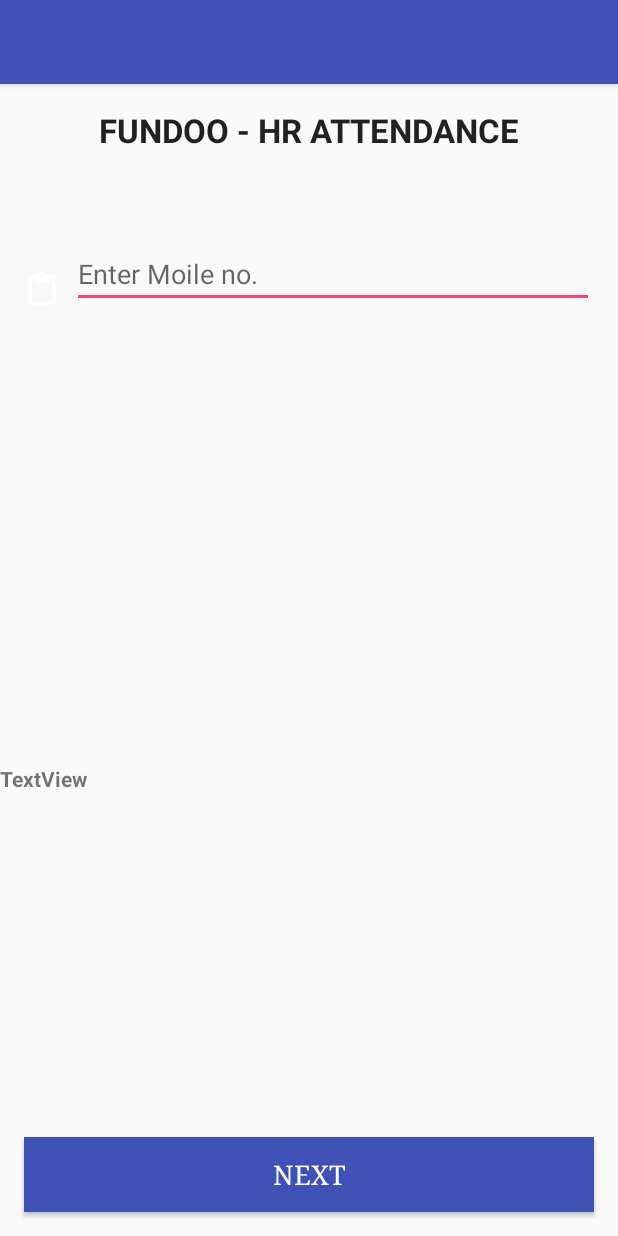
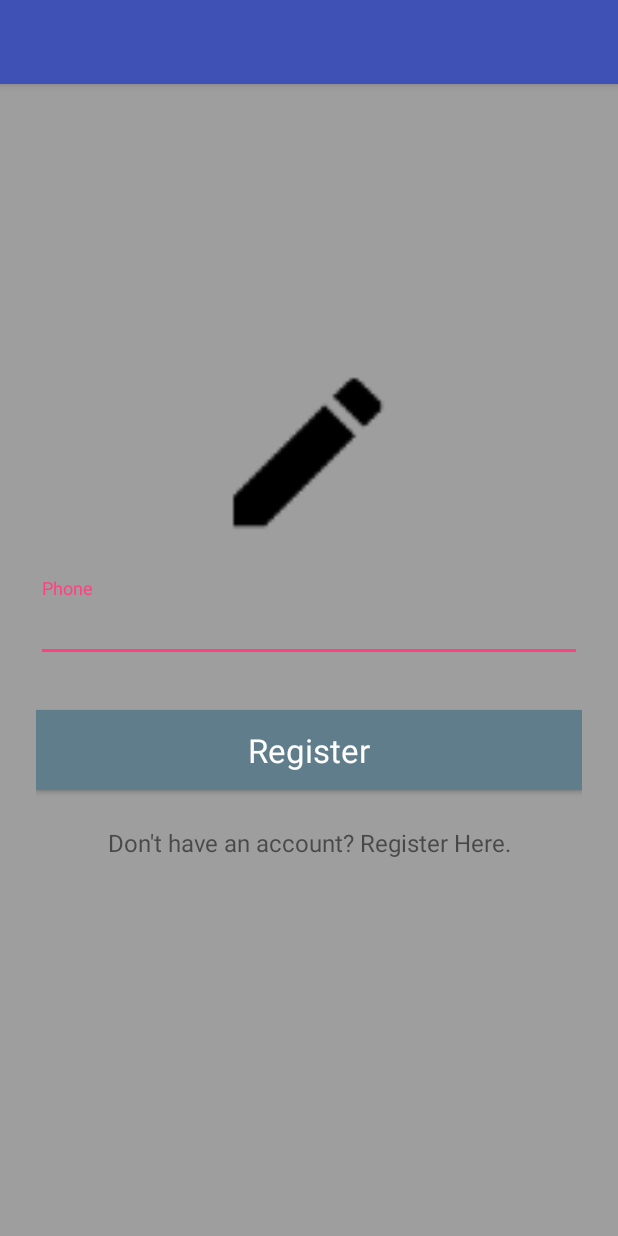
Before and after one commit to ESHVAR289/Fundoo-Hr, an Android app: the layout activity_fundoo_hr_login.xml on its own in the app's theme, with its tools: preview values and no code run, on a phone screen of 412 x 824 dp. Run offline under Robolectric (Android 15) with nearby library versions, the phone set to English and light mode, and no system bars.

Commit message:
Getting the LoginActivity response by using the controller. Also deleted the unnecessary layout files which are created previously for practice purpose.

```diff
--- a/app/src/main/res/layout/activity_fundoo_hr_login.xml
+++ b/app/src/main/res/layout/activity_fundoo_hr_login.xml
@@ -21,5 +21,5 @@
 
     </android.support.design.widget.AppBarLayout>
 
-    <include layout="@layout/content_fundoo_hr_login" />
+    <include layout="@layout/fundoo_hr_login" />
 </android.support.design.widget.CoordinatorLayout>
--- a/app/src/main/res/layout/content_fundoo_hr_login.xml
+++ /dev/null
@@ -1,83 +0,0 @@
-<?xml version="1.0" encoding="utf-8"?>
-<android.support.constraint.ConstraintLayout xmlns:android="http://schemas.android.com/apk/res/android"
-    xmlns:app="http://schemas.android.com/apk/res-auto"
-    xmlns:tools="http://schemas.android.com/tools"
-    android:id="@+id/content_fundoo_hr_login"
-    android:layout_width="match_parent"
-    android:layout_height="match_parent"
-    app:layout_behavior="@string/appbar_scrolling_view_behavior"
-    tools:context="com.bridgelabz.view.FundooHrLoginActivity"
-    tools:showIn="@layout/activity_fundoo_hr_login">
-
-    <TextView
-        android:text="FUNDOO - HR ATTENDANCE"
-        android:layout_width="wrap_content"
-        android:layout_height="wrap_content"
-        android:id="@+id/welcome_text"
-        android:textAppearance="?android:textAppearanceLarge"
-        android:textAlignment="viewStart"
-        android:textAllCaps="false"
-        android:textStyle="normal|bold"
-        app:layout_constraintLeft_toLeftOf="@+id/content_fundoo_hr_login"
-        android:layout_marginStart="16dp"
-        app:layout_constraintTop_toTopOf="@+id/content_fundoo_hr_login"
-        android:layout_marginTop="16dp"
-        app:layout_constraintRight_toRightOf="@+id/content_fundoo_hr_login"
-        android:layout_marginEnd="16dp" />
-
-    <ImageView
-        android:src="@drawable/abc_ic_menu_paste_mtrl_am_alpha"
-        android:layout_width="wrap_content"
-        android:layout_height="wrap_content"
-        android:id="@+id/imageView"
-        app:srcCompat="@mipmap/ic_launcher"
-        app:layout_constraintLeft_toLeftOf="@+id/content_fundoo_hr_login"
-        android:layout_marginStart="16dp"
-        app:layout_constraintTop_toBottomOf="@+id/welcome_text"
-        android:layout_marginTop="80dp" />
-
-    <EditText
-        android:layout_width="0dp"
-        android:layout_height="wrap_content"
-        android:inputType="phone"
-        android:ems="10"
-        android:id="@+id/etMobileNo"
-        android:hint="@string/enter_mob_no"
-        app:layout_constraintLeft_toRightOf="@+id/imageView"
-        android:layout_marginStart="8dp"
-        app:layout_constraintTop_toBottomOf="@+id/welcome_text"
-        android:layout_marginTop="8dp"
-        app:layout_constraintRight_toRightOf="@+id/content_fundoo_hr_login"
-        android:layout_marginEnd="16dp"
-        app:layout_constraintBottom_toBottomOf="@+id/imageView"
-        app:layout_constraintHorizontal_bias="1.0"
-        app:layout_constraintVertical_bias="1.0" />
-
-    <Button
-        android:text="NEXT"
-        android:layout_width="0dp"
-        android:layout_height="50dp"
-        android:id="@+id/btnNext"
-        android:fontFamily="serif"
-        android:textSize="18sp"
-        android:background="@color/colorPrimary"
-        android:textColor="@color/foreground_material_dark"
-        app:layout_constraintLeft_toLeftOf="@+id/content_fundoo_hr_login"
-        android:layout_marginStart="16dp"
-        app:layout_constraintRight_toRightOf="@+id/content_fundoo_hr_login"
-        android:layout_marginEnd="16dp"
-        app:layout_constraintBottom_toBottomOf="@+id/content_fundoo_hr_login"
-        android:layout_marginBottom="16dp" />
-
-    <TextView
-        android:text="TextView"
-        android:layout_width="match_parent"
-        android:layout_height="wrap_content"
-        android:id="@+id/textViewForRetrofit"
-        android:textStyle="normal|bold"
-        app:layout_constraintLeft_toLeftOf="@+id/content_fundoo_hr_login"
-        app:layout_constraintTop_toBottomOf="@+id/etMobileNo"
-        android:layout_marginTop="8dp"
-        app:layout_constraintRight_toRightOf="@+id/content_fundoo_hr_login"
-        app:layout_constraintBottom_toBottomOf="@+id/content_fundoo_hr_login" />
-</android.support.constraint.ConstraintLayout>
--- a/app/src/main/res/layout/fundoo_hr_login.xml
+++ b/app/src/main/res/layout/fundoo_hr_login.xml
@@ -1,56 +1,56 @@
 <?xml version="1.0" encoding="utf-8"?>
 <ScrollView xmlns:android="http://schemas.android.com/apk/res/android"
-    android:background="@color/blue"
     android:layout_width="fill_parent"
     android:layout_height="fill_parent"
+    android:background="@color/grey"
     android:fitsSystemWindows="true">
 
     <LinearLayout
+        android:layout_width="match_parent"
+        android:layout_height="wrap_content"
         android:layout_gravity="center_vertical"
         android:orientation="vertical"
-        android:layout_width="match_parent"
-        android:layout_height="wrap_content"
         android:paddingLeft="24dp"
         android:paddingRight="24dp">
 
         <ImageView
-            android:background="@mipmap/ic_launcher"
+            android:layout_width="150dp"
+            android:layout_height="150dp"
             android:layout_gravity="center_horizontal"
-            android:layout_width="150dp"
-            android:layout_height="150dp" />
+            android:background="@mipmap/ic_launcher" />
 
         <android.support.design.widget.TextInputLayout
             android:layout_width="match_parent"
             android:layout_height="wrap_content"
-            android:layout_marginTop="8dp"
-            android:layout_marginBottom="8dp">
+            android:layout_marginBottom="8dp"
+            android:layout_marginTop="8dp">
             <EditText android:id="@+id/editTextPhone"
                 android:layout_width="match_parent"
                 android:layout_height="wrap_content"
-                android:inputType="phone"
-                android:hint="Phone" />
+                android:hint="Phone"
+                android:inputType="phone" />
         </android.support.design.widget.TextInputLayout>
 
         <android.support.v7.widget.AppCompatButton
             android:id="@+id/buttonRegister"
             android:layout_width="fill_parent"
             android:layout_height="wrap_content"
-            android:background="@color/teal"
-            android:textColor="@color/white"
+            android:layout_marginBottom="24dp"
             android:layout_marginTop="24dp"
-            android:layout_marginBottom="24dp"
+            android:background="@color/bluegrey"
             android:padding="12dp"
+            android:text="Register"
+            android:textAlignment="center"
             android:textAppearance="?android:textAppearanceLarge"
-            android:textAlignment="center"
-            android:text="Register"/>
+            android:textColor="@color/white" />
 
         <TextView android:id="@+id/linkSignup"
             android:layout_width="fill_parent"
             android:layout_height="wrap_content"
             android:layout_marginBottom="24dp"
+            android:gravity="center"
             android:text="Don't have an account? Register Here."
-            android:gravity="center"
-            android:textSize="16dip"/>
+            android:textSize="16sp" />
 
     </LinearLayout>
 </ScrollView>
```
Also changed, not shown: app/src/main/java/com/bridgelabz/callback/LoginCallbackListener.java (added, +11 -0 lines), app/src/main/java/com/bridgelabz/controller/LoginController.java (added, +53 -0 lines), app/src/main/java/com/bridgelabz/view/FundooHrLoginActivity.java (+47 -60 lines), app/src/main/res/layout/activity_fundoo_hr_otp.xml (deleted, +0 -178 lines), app/src/main/res/layout/activity_fundoo_hr_search.xml (deleted, +0 -34 lines), app/src/main/res/layout/content_fundoo_hr_search.xml (deleted, +0 -155 lines).
